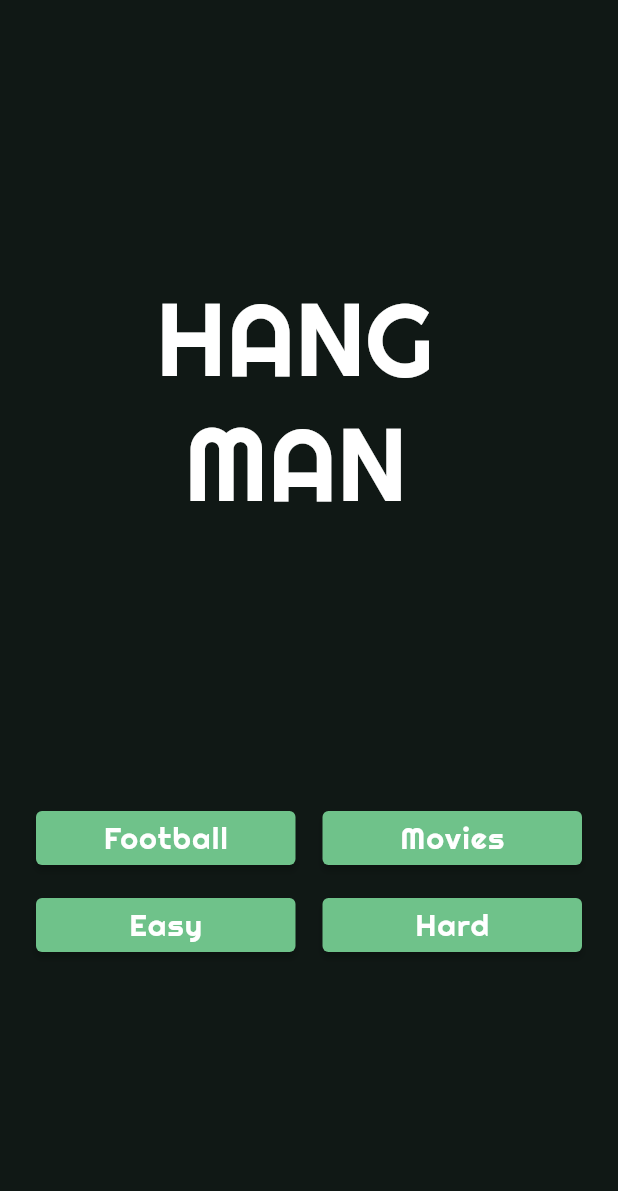
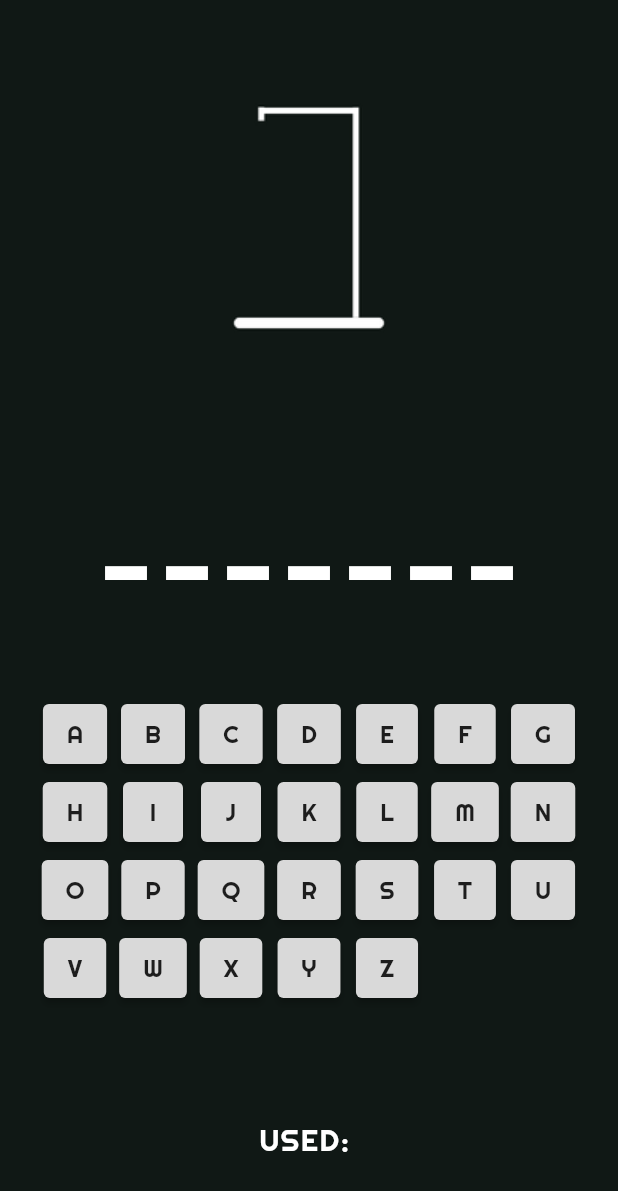
Before and after one commit to amarahamed/hangman_game_flutter, a Flutter app: the screen it shows after launch, after a tap on "Football", on a phone screen of 412 x 824 dp. Shown: the top 1191 px of the screen. Run offline on Flutter 3.47's test engine with Material 2 defaults, Android fonts, the phone set to English and light mode, and no system bars.

Commit message:
keypad fixed and more
Added images to show hangman, keypad fixed and word model created

```diff
--- /dev/null
+++ b/lib/Screens/gameScreen.dart
@@ -0,0 +1,160 @@
+import 'dart:math';
+
+import 'package:flutter/material.dart';
+import 'package:hangman_game/models/word_model.dart';
+import 'package:hangman_game/utilities/constants.dart';
+import 'package:hangman_game/utilities/alphabet_button.dart';
+
+final alphabets = List.generate(26, (index) => String.fromCharCode(index + 65));
+
+class GameScreen extends StatefulWidget {
+  final List<WordModel> words;
+
+  const GameScreen(this.words, {super.key});
+
+  @override
+  State<GameScreen> createState() => _GameScreenState();
+}
+
+class _GameScreenState extends State<GameScreen> {
+  List<Widget> listBtns = [];
+  // String word = widget.words.elementAt(0).word;
+
+  // used letters
+  List<String> usedLetters = [];
+
+  // List of char array of the guessing word
+  List<String> wordArray = [];
+
+  // List of char array of the guessing word (Hidden as dashes)
+  List<String> wordArrayHidden = [];
+
+  String guessWord = "";
+
+  List<String> wordInUpperCase = [];
+
+  void updateHiddenWord() {
+    for (String c in wordArray) {
+      wordArrayHidden.add("_");
+    }
+  }
+
+  void updateScreen() {
+    setState(() {
+      guessWord = "";
+      for (String x in wordArrayHidden) {
+        guessWord = guessWord + x;
+      }
+    });
+  }
+
+  @override
+  void initState() {
+    super.initState();
+    listBtns = alphabetBtn();
+    wordArray = widget.words
+        .elementAt(Random.secure().nextInt(widget.words.length - 1))
+        .word
+        .split('');
+    updateHiddenWord();
+    updateScreen();
+    print(wordArray);
+    wordInUpperCase = wordArray.map((e) => e.toUpperCase()).toList();
+  }
+
+  List<Widget> alphabetBtn() {
+    List<Widget> buttons = [];
+
+    for (int x = 0; x < 26; x++) {
+      buttons.add(ElevatedButton(
+        onPressed: () {
+          // check if the letter has been already used
+          if (usedLetters.contains(alphabets[x])) {
+            // say already used
+            print("The Letter ${alphabets[x]} already used");
+          } else {
+            // if (wordArray.any((element) =>
+            //     element.toLowerCase() == alphabets[x].toLowerCase())) {
+            if (wordInUpperCase.contains(alphabets[x].toUpperCase())) {
+              print("Letter matched!");
+              // int index = wordInUpperCase.indexOf(alphabets[x].toUpperCase());
+
+              for (int y = 0; y <= wordInUpperCase.length - 1; y++) {
+                if (wordInUpperCase[y] == alphabets[x].toUpperCase()) {
+                  // update screen with the new letter
+                  setState(() {
+                    wordArrayHidden[y] = alphabets[x].toUpperCase();
+                    print("Hidden Array: $wordArrayHidden");
+                    updateScreen();
+                  });
+                }
+              }
+            } else {
+              print("Letter not in the word : (");
+            }
+          }
+        },
+        style: ElevatedButton.styleFrom(
+          backgroundColor: const Color(0xFFD9D9D9),
+          foregroundColor: Colors.black87,
+          minimumSize: const Size(40, 40),
+        ),
+        child: Text(
+          alphabets.elementAt(x),
+          style: const TextStyle(
+            fontSize: 16,
+            fontFamily: 'Righteous',
+          ),
+        ),
+      ));
+    }
+    return buttons;
+  }
+
+  @override
+  Widget build(BuildContext context) {
+    return Scaffold(
+      backgroundColor: kPrimaryColor,
+      body: SafeArea(
+          child: Column(
+        crossAxisAlignment: CrossAxisAlignment.center,
+        mainAxisAlignment: MainAxisAlignment.spaceEvenly,
+        children: [
+          // Add asset image
+          Image.asset("assets/images/1.png"),
+          // number of blanks
+          Center(
+            child: Text(
+              guessWord,
+              style: kTitleTextStyle,
+            ),
+          ),
+          // keypad
+          Padding(
+            padding: const EdgeInsets.all(26.0),
+            child: Center(
+              child: Wrap(
+                spacing: 4,
+                runSpacing: 4,
+                alignment: WrapAlignment.start,
+                direction: Axis.horizontal,
+                children: listBtns,
+              ),
+            ),
+          ),
+          // used letters
+
+          const Row(
+            mainAxisAlignment: MainAxisAlignment.spaceEvenly,
+            children: [
+              Text(
+                'USED: ',
+                style: kBtnTitleTextStyle,
+              ),
+            ],
+          ),
+        ],
+      )),
+    );
+  }
+}
--- a/lib/Screens/home.dart
+++ b/lib/Screens/home.dart
@@ -1,4 +1,7 @@
 import 'package:flutter/material.dart';
+import 'package:hangman_game/Screens/gameScreen.dart';
+import 'package:hangman_game/models/game_brain.dart';
+import 'package:hangman_game/models/word_model.dart';
 import 'package:hangman_game/utilities/constants.dart';
 
 class Home extends StatelessWidget {
@@ -71,7 +74,30 @@ class ReusableBtn extends StatelessWidget {
     return Expanded(
       child: ElevatedButton(
         onPressed: () {
-          print('Hello');
+          List<WordModel> words = [];
+          GameBrain gameBrain = GameBrain();
+
+          switch (btnTitle) {
+            case "Football":
+              {
+                words = gameBrain.getFootballWords();
+              }
+              break;
+            case "Easy":
+              {
+                words = gameBrain.getEasyWords();
+              }
+              break;
+            default:
+              {
+                words = gameBrain.getEasyWords();
+              }
+              break;
+          }
+
+          Navigator.push(context, MaterialPageRoute(builder: (context) {
+            return GameScreen(words);
+          }));
         },
         style: ElevatedButton.styleFrom(
             backgroundColor: kBtnBackgroundColor,
--- /dev/null
+++ b/lib/models/game_brain.dart
@@ -0,0 +1,35 @@
+import 'package:hangman_game/models/word_model.dart';
+
+class GameBrain {
+  List<WordModel> words = [
+    WordModel("Messi", "Football"),
+    WordModel("Ronaldo", "Football"),
+    WordModel("Benzema", "Football"),
+    WordModel("Neymar", "Football"),
+    WordModel("Hello", "Easy")
+  ];
+
+  List<WordModel> getFootballWords() {
+    List<WordModel> footballWords = [];
+
+    for (var element in words) {
+      if (element.wordCategory == "Football") {
+        footballWords.add(element);
+      }
+    }
+
+    return footballWords;
+  }
+
+  List<WordModel> getEasyWords() {
+    List<WordModel> easyWords = [];
+
+    for (var element in words) {
+      if (element.wordCategory == "Easy") {
+        easyWords.add(element);
+      }
+    }
+
+    return easyWords;
+  }
+}
--- /dev/null
+++ b/lib/models/word_model.dart
@@ -0,0 +1,18 @@
+class WordModel {
+  String _word;
+  String _wordCategory;
+
+  WordModel(this._word, this._wordCategory);
+
+  String get wordCategory => _wordCategory;
+
+  set wordCategory(String value) {
+    _wordCategory = value;
+  }
+
+  String get word => _word;
+
+  set word(String value) {
+    _word = value;
+  }
+}
```
Also changed, not shown: lib/utilities/alphabet_button.dart (added, +27 -0 lines), lib/utilities/constants.dart (+40 -0 lines), pubspec.yaml (+4 -4 lines), assets/images/1.png (added), assets/images/2.png (added), assets/images/3.png (added), assets/images/4.png (added), assets/images/5.png (added), assets/images/6.png (added), assets/images/7.png (added).
